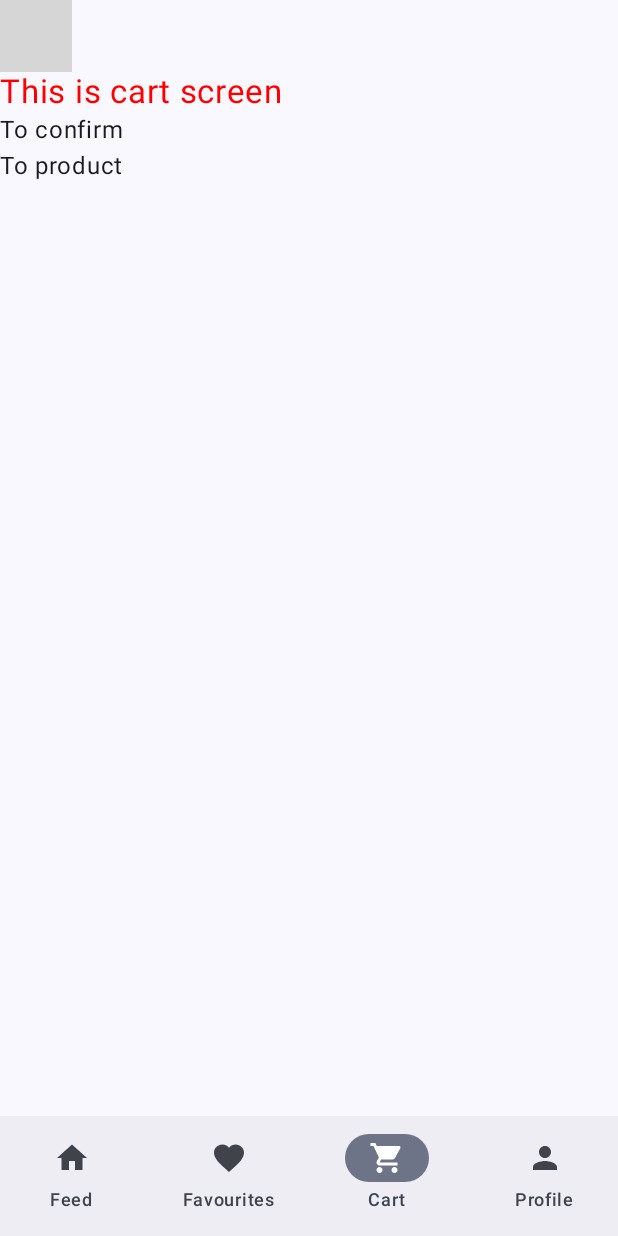
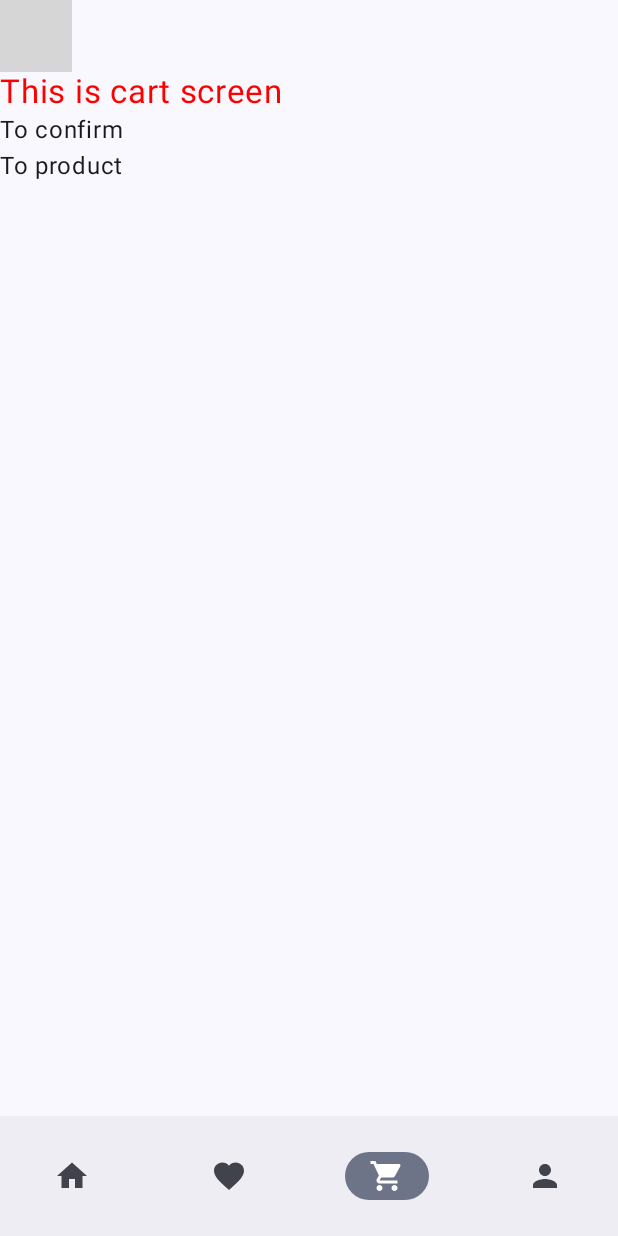
Before and after one commit to khyzhun/kravatka, an Android app built with Jetpack Compose: the composable MainScreen shown on its own in the app's theme, item 3 of the bottom bar chosen, on a phone screen of 412 x 824 dp. Run offline under Robolectric (Android 15) with nearby library versions, the phone set to English and light mode, and no system bars; our stand-ins replace Dagger/Hilt's generated code; pictures from the network do not load; 2 statements that could not run were skipped; grey boxes are pictures that could not be loaded.

Commit message:
Created Feed Page UI;

```diff
--- /dev/null
+++ b/app/src/main/java/com/khyzhun/kravatka/core/components/SearchCategories.kt
@@ -0,0 +1,64 @@
+package com.khyzhun.kravatka.core.components
+
+import androidx.compose.foundation.background
+import androidx.compose.foundation.layout.Arrangement
+import androidx.compose.foundation.layout.Box
+import androidx.compose.foundation.layout.padding
+import androidx.compose.foundation.layout.width
+import androidx.compose.foundation.lazy.LazyRow
+import androidx.compose.foundation.lazy.items
+import androidx.compose.foundation.shape.RoundedCornerShape
+import androidx.compose.material3.MaterialTheme
+import androidx.compose.material3.Text
+import androidx.compose.runtime.Composable
+import androidx.compose.ui.Modifier
+import androidx.compose.ui.draw.clip
+import androidx.compose.ui.text.style.TextAlign
+import androidx.compose.ui.tooling.preview.Preview
+import androidx.compose.ui.unit.dp
+import com.khyzhun.kravatka.utils.MockUtils
+
+@Composable
+fun SearchCategories(
+    tags: List<String>,
+    modifier: Modifier = Modifier,
+) {
+    LazyRow(
+        horizontalArrangement = Arrangement.spacedBy(8.dp),
+        modifier = modifier
+    ) {
+        items(tags) {
+            SearchTag(tag = it)
+        }
+    }
+}
+
+@Composable
+fun SearchTag(tag: String) {
+    Box(modifier = Modifier
+        .clip(RoundedCornerShape(8.dp))
+        .background(MaterialTheme.colorScheme.secondaryContainer)
+        .padding(horizontal = 8.dp, vertical = 4.dp)
+    ) {
+        Text(
+            text = tag,
+            color = MaterialTheme.colorScheme.onSecondaryContainer,
+            textAlign = TextAlign.Center,
+            modifier = Modifier.width(48.dp)
+        )
+    }
+}
+
+@Preview
+@Composable
+private fun SearchCategoriesPreview() {
+    SearchCategories(
+        tags = MockUtils.loadMockSearchCategories()
+    )
+}
+
+@Preview
+@Composable
+private fun SearchCategoryPreview() {
+    SearchTag(tag = "All")
+}
--- a/app/src/main/java/com/khyzhun/kravatka/core/components/TopBar.kt
+++ b/app/src/main/java/com/khyzhun/kravatka/core/components/TopBar.kt
@@ -1,19 +1,25 @@
 package com.khyzhun.kravatka.core.components
 
+import androidx.compose.foundation.layout.fillMaxWidth
+import androidx.compose.foundation.layout.padding
 import androidx.compose.material.icons.Icons
 import androidx.compose.material.icons.filled.ArrowBack
 import androidx.compose.material.icons.filled.Check
 import androidx.compose.material3.ExperimentalMaterial3Api
 import androidx.compose.material3.Icon
 import androidx.compose.material3.IconButton
+import androidx.compose.material3.MaterialTheme
 import androidx.compose.material3.Text
 import androidx.compose.material3.TopAppBar
 import androidx.compose.material3.TopAppBarDefaults
 import androidx.compose.runtime.Composable
+import androidx.compose.ui.Modifier
 import androidx.compose.ui.graphics.vector.ImageVector
 import androidx.compose.ui.res.stringResource
+import androidx.compose.ui.text.font.FontWeight
 import androidx.compose.ui.text.style.TextOverflow
 import androidx.compose.ui.tooling.preview.Preview
+import androidx.compose.ui.unit.dp
 import com.khyzhun.kravatka.R
 import com.khyzhun.kravatka.core.theme.md_theme_light_primaryContainer
 
@@ -55,6 +61,27 @@ fun TopBarApp(
             }
         }
     )
+}
+
+@Composable
+fun TopBarAsText(title: String) {
+    Text(
+        text = title,
+        maxLines = 1,
+        overflow = TextOverflow.Ellipsis,
+        fontWeight = FontWeight.Bold,
+        color = MaterialTheme.colorScheme.onBackground,
+        style = MaterialTheme.typography.displaySmall,
+        modifier = Modifier
+            .fillMaxWidth()
+            .padding(horizontal = 16.dp, vertical = 8.dp)
+    )
+}
+
+@Preview(showBackground = true)
+@Composable
+fun TopBarAsTextPreview() {
+    TopBarAsText(title = "TopBar as text")
 }
 
 @Preview
--- /dev/null
+++ b/app/src/main/java/com/khyzhun/kravatka/domain/models/Product.kt
@@ -0,0 +1,9 @@
+package com.khyzhun.kravatka.domain.models
+
+data class Product(
+    val id: Long = -1,
+    val title: String = "",
+    val price: Double = 0.0,
+    val imageUrl: String = "",
+    val isFavourite: Boolean = false,
+)
--- a/app/src/main/java/com/khyzhun/kravatka/navigation/Routes.kt
+++ b/app/src/main/java/com/khyzhun/kravatka/navigation/Routes.kt
@@ -5,30 +5,30 @@ sealed class Routes(val route: String) {
     /**
      * Entry point
      */
-    object Splash : Routes("splash")
+    data object Splash : Routes("splash")
 
     /**
      * Welcome screen for new users
      */
-    object Welcome : Routes("welcome")
+    data object Welcome : Routes("welcome")
 
     /**
      * Authentication
      */
-    object SignIn : Routes("sign_in")
-    object SignUp : Routes("sign_up")
+    data object SignIn : Routes("sign_in")
+    data object SignUp : Routes("sign_up")
 
     /**
      * Main Screens: first page
      */
-    object Main : Routes ("main")
+    data object Main : Routes ("main")
 
     /**
      * Main screen: first page
      */
-    object Feed : Routes("feed")
-    object Search : Routes("feed/search")
-    object Product : Routes("feed/{$PRODUCT_ID}") {
+    data object Feed : Routes("feed")
+    data object Search : Routes("feed/search")
+    data object Product : Routes("feed/{$PRODUCT_ID}") {
         fun getProductById(id: String): String {
             return "feed/$id"
         }
@@ -37,36 +37,36 @@ sealed class Routes(val route: String) {
     /**
      * Main screen: second page
      */
-    object Favourites : Routes("favourites")
+    data object Favourites : Routes("favourites")
 
     /**
      * Main screen: third page
      */
-    object Cart : Routes("cart")
+    data object Cart : Routes("cart")
 
     /**
      * Main screen: fourth page
      */
-    object Profile : Routes("profile")
-    object Settings : Routes("profile/settings")
-    object Personal: Routes("profile/personal")
-    object Address: Routes("profile/address")
-    object Billing: Routes("profile/billing")
+    data object Profile : Routes("profile")
+    data object Settings : Routes("profile/settings")
+    data object Personal: Routes("profile/personal")
+    data object Address: Routes("profile/address")
+    data object Billing: Routes("profile/billing")
 
     /**
      * Nested Graphs
      */
-    object FeedGraph : Routes("feed_graph")
-    object FavouritesGraph : Routes("favourites_graph")
-    object CartGraph : Routes("cart_graph")
-    object ProfileGraph : Routes("profile_graph")
+    data object FeedGraph : Routes("feed_graph")
+    data object FavouritesGraph : Routes("favourites_graph")
+    data object CartGraph : Routes("cart_graph")
+    data object ProfileGraph : Routes("profile_graph")
 
     /**
      * Independent single screens
      */
-    object Notifications : Routes("notifications")
-    object Confirmation : Routes("confirmation")
-    object Success : Routes("success")
+    data object Notifications : Routes("notifications")
+    data object Confirmation : Routes("confirmation")
+    data object Success : Routes("success")
 
 
     companion object {
--- a/app/src/main/java/com/khyzhun/kravatka/pages/feed/FeedScreen.kt
+++ b/app/src/main/java/com/khyzhun/kravatka/pages/feed/FeedScreen.kt
@@ -1,16 +1,41 @@
 package com.khyzhun.kravatka.pages.feed
 
+import androidx.compose.foundation.Image
 import androidx.compose.foundation.clickable
+import androidx.compose.foundation.layout.Arrangement
+import androidx.compose.foundation.layout.Box
 import androidx.compose.foundation.layout.Column
+import androidx.compose.foundation.layout.fillMaxHeight
+import androidx.compose.foundation.layout.fillMaxWidth
+import androidx.compose.foundation.layout.height
 import androidx.compose.foundation.layout.padding
+import androidx.compose.foundation.layout.size
+import androidx.compose.foundation.lazy.grid.GridCells
+import androidx.compose.foundation.lazy.grid.LazyVerticalGrid
+import androidx.compose.material.icons.Icons
+import androidx.compose.material.icons.filled.Favorite
 import androidx.compose.material3.*
 import androidx.compose.runtime.Composable
+import androidx.compose.runtime.LaunchedEffect
+import androidx.compose.runtime.getValue
+import androidx.compose.runtime.mutableStateOf
+import androidx.compose.runtime.remember
+import androidx.compose.ui.Alignment
 import androidx.compose.ui.Modifier
+import androidx.compose.ui.draw.clip
 import androidx.compose.ui.graphics.Color
+import androidx.compose.ui.graphics.RectangleShape
+import androidx.compose.ui.layout.ContentScale
 import androidx.compose.ui.text.style.TextOverflow
+import androidx.compose.ui.tooling.preview.Preview
+import androidx.compose.ui.unit.dp
 import androidx.compose.ui.unit.sp
-import com.khyzhun.kravatka.core.components.TopBarApp
-import com.khyzhun.kravatka.core.theme.md_theme_light_primaryContainer
+import coil.compose.rememberAsyncImagePainter
+import com.khyzhun.kravatka.core.base.BaseContentLayout
+import com.khyzhun.kravatka.core.components.SearchCategories
+import com.khyzhun.kravatka.core.components.TopBarAsText
+import com.khyzhun.kravatka.domain.models.Product
+import com.khyzhun.kravatka.utils.MockUtils
 
 
 @OptIn(ExperimentalMaterial3Api::class)
@@ -21,44 +46,154 @@ fun FeedScreen(
     onNavigateToProduct: (Long) -> Unit,
     onNavigateToSearch: () -> Unit
 ) {
-    Scaffold(
-        topBar = {
-            TopBarApp(
-                title = "Feed",
-            )
-        },
-        content = {
+    LaunchedEffect(key1 = Unit) {
+        viewModel.handleUiEvent(
+            FeedUiEvent.LoadScreenData
+        )
+    }
+    BaseContentLayout(
+        viewModel = viewModel,
+        onBackPressed = null
+    ) { uiState ->
+        uiState?.let {
             FeedScreenContent(
-                modifier = Modifier.padding(it),
+                products = it.products,
+                searchCategories = it.searchCategories,
                 onNavigateToNotifications = onNavigateToNotifications,
-                onNavigateToSearch = onNavigateToSearch,
-                onNavigateToProduct = onNavigateToProduct
+                onNavigateToProduct = onNavigateToProduct,
+                onNavigateToSearch = onNavigateToSearch
             )
         }
+    }
+}
+
+@OptIn(ExperimentalMaterial3Api::class)
+@Composable
+private fun FeedScreenContent(
+    products: List<Product>,
+    searchCategories: List<String>,
+    onNavigateToNotifications: () -> Unit,
+    onNavigateToProduct: (Long) -> Unit,
+    onNavigateToSearch: () -> Unit
+) {
+    Column {
+        TopBarAsText(title = "Feed")
+        SearchCategories(
+            tags = searchCategories,
+            modifier = Modifier.padding(horizontal = 16.dp, vertical = 8.dp)
+        )
+        LazyVerticalGrid(
+            columns = GridCells.Fixed(2),
+            modifier = Modifier.padding(start = 16.dp, end = 16.dp, top = 16.dp),
+            horizontalArrangement = Arrangement.spacedBy(16.dp),
+            verticalArrangement = Arrangement.spacedBy(16.dp),
+            content = {
+                items(products.size) { index ->
+                    ProductItem(
+                        product = products[index],
+                        onNavigateToProduct = onNavigateToProduct
+                    )
+                }
+            }
+        )
+    }
+}
+
+@Composable
+fun ProductItem(
+    product: Product,
+    onNavigateToProduct: (Long) -> Unit
+) {
+    val isFavourite by remember { mutableStateOf(product.isFavourite) }
+
+    Column {
+        Card(
+            shape = MaterialTheme.shapes.medium,
+            elevation = CardDefaults.cardElevation(2.dp),
+            modifier = Modifier
+                .fillMaxWidth()
+                .clickable { onNavigateToProduct.invoke(product.id) }
+        ) {
+            Box(
+                modifier = Modifier
+                    .fillMaxWidth()
+                    .height(180.dp)
+            ) {
+                BackgroundImage(imageUrl = product.imageUrl)
+                FavouriteButton(isFavourite)
+            }
+        }
+        ProductItemTitle(title = product.title)
+        ProductItemPrice(price = product.price)
+    }
+}
+
+@Composable
+fun BackgroundImage(imageUrl: String) {
+    Image(
+        alignment = Alignment.Center,
+        painter = rememberAsyncImagePainter(model = imageUrl),
+        contentDescription = null,
+        contentScale = ContentScale.Crop,
+        modifier = Modifier
+            .fillMaxWidth()
+            .fillMaxHeight()
+            .clip(RectangleShape)
     )
 }
 
 @Composable
-private fun FeedScreenContent(
-    modifier: Modifier,
-    onNavigateToNotifications: () -> Unit,
-    onNavigateToProduct: (Long) -> Unit,
-    onNavigateToSearch: () -> Unit
-) {
-    Column(modifier = modifier) {
-        Text(text = "This is feed screen", fontSize = 22.sp, color = Color.Red)
-
-        Text(
-            text = "To notifications",
-            modifier = Modifier.clickable { onNavigateToNotifications.invoke() }
-        )
-        Text(
-            text = "To product",
-            modifier = Modifier.clickable { onNavigateToProduct.invoke(-1) }
-        )
-        Text(
-            text = "To search",
-            modifier = Modifier.clickable { onNavigateToSearch.invoke() }
-        )
+private fun FavouriteButton(isFavourite: Boolean) {
+    Box(
+        contentAlignment = Alignment.TopEnd,
+        modifier = Modifier.padding(8.dp).fillMaxWidth()
+    ) {
+        OutlinedIconToggleButton(
+            checked = isFavourite,
+            onCheckedChange = {}
+        ) {
+            Icon(
+                modifier = Modifier.size(22.dp),
+                imageVector = Icons.Default.Favorite,
+                contentDescription = null
+            )
+        }
     }
 }
+
+@Composable
+private fun ProductItemTitle(title: String) {
+    Text(
+        text = title,
+        style = MaterialTheme.typography.titleMedium,
+        maxLines = 1,
+        overflow = TextOverflow.Ellipsis,
+        modifier = Modifier.padding(start = 8.dp, end = 8.dp, top = 8.dp)
+    )
+}
+
+@Composable
+private fun ProductItemPrice(price: Double) {
+    Text(
+        text = "\$$price", //TODO: format price
+        style = MaterialTheme.typography.titleSmall,
+        maxLines = 1,
+        color = Color.Gray,
+        fontSize = 12.sp,
+        overflow = TextOverflow.Ellipsis,
+        modifier = Modifier.padding(start = 8.dp, end = 8.dp, top = 0.dp)
+    )
+}
+
+
+@Preview(showSystemUi = true)
+@Composable
+private fun FeedScreenContentPreview() {
+    FeedScreenContent(
+        onNavigateToNotifications = {},
+        onNavigateToProduct = {},
+        onNavigateToSearch = {},
+        products = MockUtils.loadMockProducts(),
+        searchCategories = MockUtils.loadMockSearchCategories()
+    )
+}
--- /dev/null
+++ b/app/src/main/java/com/khyzhun/kravatka/pages/feed/FeedUiState.kt
@@ -0,0 +1,10 @@
+package com.khyzhun.kravatka.pages.feed
+
+import com.khyzhun.kravatka.core.base.common.events.UiEvent
+import com.khyzhun.kravatka.core.base.common.state.UiState
+import com.khyzhun.kravatka.domain.models.Product
+
+data class FeedUiState(
+    val products: List<Product> = emptyList(),
+    val searchCategories: List<String> = emptyList(),
+) : UiState
--- a/app/src/main/java/com/khyzhun/kravatka/pages/feed/FeedViewModel.kt
+++ b/app/src/main/java/com/khyzhun/kravatka/pages/feed/FeedViewModel.kt
@@ -1,10 +1,49 @@
 package com.khyzhun.kravatka.pages.feed
 
-import androidx.lifecycle.ViewModel
+import com.khyzhun.kravatka.core.base.BaseViewModel
+import com.khyzhun.kravatka.core.base.common.events.Callback
+import com.khyzhun.kravatka.core.base.common.events.Dialog
+import com.khyzhun.kravatka.core.base.common.events.Progress
+import com.khyzhun.kravatka.core.base.common.events.UiEvent
+import com.khyzhun.kravatka.utils.MockUtils
 import dagger.hilt.android.lifecycle.HiltViewModel
+import kotlinx.coroutines.async
 import javax.inject.Inject
 
 @HiltViewModel
-class FeedViewModel @Inject constructor() : ViewModel() {
+class FeedViewModel @Inject constructor() : BaseViewModel<FeedUiState, Progress, Dialog, Callback>() {
+
+    override fun handleUiEvent(uiEvent: UiEvent) {
+        when (uiEvent) {
+            is FeedUiEvent.LoadScreenData -> {
+                loadScreenData()
+            }
+            is FeedUiEvent.OnFavouriteClick -> {
+                onFavoriteClick(uiEvent.productId)
+            }
+
+            is FeedUiEvent.OnProductClick -> { /* no-op */ }
+        }
+    }
+
+    private fun loadScreenData() {
+        launch {
+            val products = async { MockUtils.loadMockProducts() }
+            val searchCategories = async { MockUtils.loadMockSearchCategories() }
+            val response = products.await() to searchCategories.await()
+
+            updateState { currentState ->
+                currentState.value = FeedUiState(
+                    products = response.first,
+                    searchCategories = response.second
+                )
+            }
+        }
+    }
+
+    private fun onFavoriteClick(productId: Long) {
+        TODO("Not yet implemented")
+    }
+
 
 }
--- a/app/src/main/java/com/khyzhun/kravatka/pages/main/MainScreen.kt
+++ b/app/src/main/java/com/khyzhun/kravatka/pages/main/MainScreen.kt
@@ -58,17 +58,6 @@ fun MainScreen(
                                 contentDescription = null
                             )
                         },
-                        label = {
-                            Text(
-                                stringResource(id = when (graph) {
-                                    Routes.FeedGraph -> R.string.label_feed
-                                    Routes.FavouritesGraph -> R.string.label_favourites
-                                    Routes.CartGraph -> R.string.label_cart
-                                    Routes.ProfileGraph -> R.string.label_profile
-                                    else -> -1 // just for example.
-                                })
-                            )
-                        },
                         selected = currentDestination?.hierarchy
                             ?.any { it.route == graph.route } == true,
                         onClick = {
--- a/app/src/main/java/com/khyzhun/kravatka/pages/notifications/NotificationsUiEvent.kt
+++ b/app/src/main/java/com/khyzhun/kravatka/pages/notifications/NotificationsUiEvent.kt
@@ -4,9 +4,9 @@ import com.khyzhun.kravatka.core.base.common.events.UiEvent
 
 sealed class NotificationsUiEvent : UiEvent {
 
-    object LoadScreenData : NotificationsUiEvent()
+    data object LoadScreenData : NotificationsUiEvent()
 
     data class OnMarkAsReadClick(val id: Long): NotificationsUiEvent()
 
-    object OnMarkAllAsReadClick : NotificationsUiEvent()
+    data object OnMarkAllAsReadClick : NotificationsUiEvent()
 }
--- a/app/src/main/java/com/khyzhun/kravatka/utils/MockUtils.kt
+++ b/app/src/main/java/com/khyzhun/kravatka/utils/MockUtils.kt
@@ -1,6 +1,7 @@
 package com.khyzhun.kravatka.utils
 
 import com.khyzhun.kravatka.domain.models.Notification
+import com.khyzhun.kravatka.domain.models.Product
 
 object MockUtils {
     fun loadMockNotifications(): List<Notification> {
@@ -78,4 +79,23 @@ object MockUtils {
         )
 
     }
+
+    fun loadMockProducts(): List<Product> {
+        return listOf(
+            Product(1, "Product 1", 39.99, "https://hips.hearstapps.com/hmg-prod.s3.amazonaws.com/images/golden-retriever-royalty-free-image-506756303-1560962726.jpg?crop=0.672xw:1.00xh;0.166xw,0&resize=640:*", false),
+            Product(2, "Product 2", 39.99, "https://i.natgeofe.com/n/87908698-fc7a-4ada-ba21-490521df2511/01-domesticated-dog_square.jpg", true),
+            Product(3, "Product 3", 52.85, "https://as1.ftcdn.net/v2/jpg/01/03/97/52/1000_F_103975260_sOa1Cq2QNhenLiovsuFo39qRZbi0eXZM.jpg", false),
+            Product(4, "Product 4", 74.42, "https://www.8newsnow.com/wp-content/uploads/sites/59/2022/08/husky_eyes.jpg?w=1988&h=1440", true),
+            Product(5, "Product 5", 95.21, "https://www.thekennelclub.org.uk/media/2465/questions-for-the-breeder-no-credit.jpg?mode=crop&width=800&height=600&rnd=132137840200000000", false),
+            Product(6, "Product 6", 11.11, "https://kb.rspca.org.au/wp-content/uploads/2021/07/collie-beach-bokeh.jpg", true),
+            Product(7, "Product 7", 22.22, "https://assets.bwbx.io/images/users/iqjWHBFdfxIU/iyRWcdIqVMks/v0/1200x-1.jpg", false),
+            Product(8, "Product 8", 33.33, "https://petsitterfrederick.com/wp-content/uploads/2021/04/5484d9d1eab8ea3017b17e29.jpeg", true),
+            Product(9, "Product 9", 44.44, "https://www.laanimalservices.com/sites/default/files/2022-09/HOMEPAGE-HERO-MOBILE.png", false),
+            Product(10, "Product 10", 55.55, "https://www.forbes.com/advisor/wp-content/uploads/2021/03/pit-bull-featured.jpg", true),
+        )
+    }
+
+    fun loadMockSearchCategories(): List<String> {
+        return listOf("All", "Top", "Price", "New")
+    }
 }
--- a/gradle/libs.versions.toml
+++ b/gradle/libs.versions.toml
@@ -10,7 +10,7 @@ androidxAppCompat = "1.5.1"
 androidxArchCore = "2.1.0"
 androidxBrowser = "1.4.0"
 androidxComposeBom = "2023.01.00"
-androidxComposeCompiler = "1.4.3"
+androidxComposeCompiler = "1.5.8"
 androidxCompose = "1.2.0"
 androidxComposeRuntimeTracing = "1.0.0-alpha01"
 androidxCore = "1.9.0"
@@ -40,11 +40,11 @@ hilt = "2.44.2"
 hiltExt = "1.0.0"
 jacoco = "0.8.7"
 junit4 = "4.13.2"
-kotlin = "1.8.10"
+kotlin = "1.9.22"
 kotlinxCoroutines = "1.6.4"
 kotlinxDatetime = "0.4.0"
 kotlinxSerializationJson = "1.5.0"
-ksp = "1.8.10-1.0.9"
+ksp = "1.9.22-1.0.17"
 lint = "30.3.1"
 # @keep
 minSdk = "21"
```
Also changed, not shown: app/src/main/java/com/khyzhun/kravatka/domain/models/Notification.kt (+5 -5 lines), app/src/main/java/com/khyzhun/kravatka/pages/feed/FeedUiEvent.kt (added, +13 -0 lines), app/src/main/java/com/khyzhun/kravatka/pages/notifications/NotificationsScreen.kt (+10 -6 lines).
